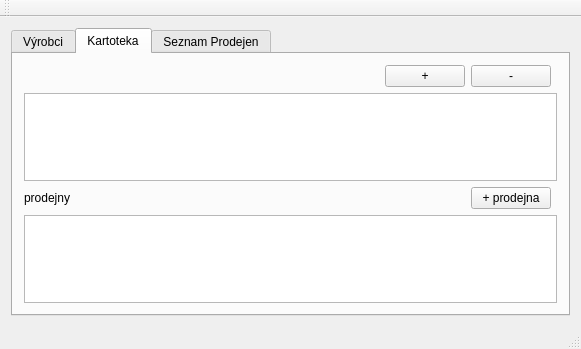
Before: the Qt Designer form DbaProjec/mainwindow.ui in Lizzardy/DatabazeQTMotorovepily, drawn with Qt 5.
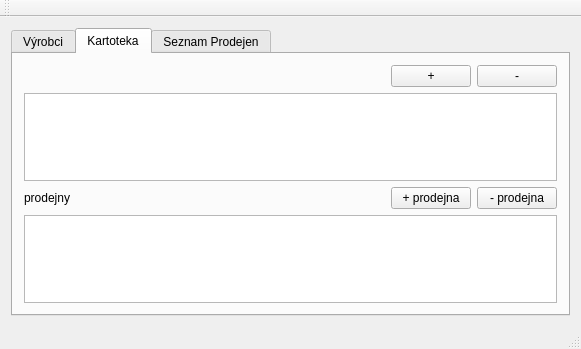
After: the same form once the commit is applied. The open tabs and pages were chosen to show the change.

Diff of the .ui file:
```diff
--- a/DbaProjec/mainwindow.ui
+++ b/DbaProjec/mainwindow.ui
@@ -63,20 +63,6 @@
         <string>Kartoteka</string>
        </attribute>
        <layout class="QGridLayout" name="gridLayout_4">
-        <item row="1" column="3">
-         <widget class="QPushButton" name="pushButton_4">
-          <property name="text">
-           <string>-</string>
-          </property>
-         </widget>
-        </item>
-        <item row="1" column="2">
-         <widget class="QPushButton" name="pushButton_3">
-          <property name="text">
-           <string>+</string>
-          </property>
-         </widget>
-        </item>
         <item row="1" column="0">
          <widget class="QLabel" name="label_2">
           <property name="text">
@@ -117,6 +103,27 @@
           </property>
          </widget>
         </item>
+        <item row="3" column="4">
+         <widget class="QPushButton" name="pushButton_9">
+          <property name="text">
+           <string>- prodejna</string>
+          </property>
+         </widget>
+        </item>
+        <item row="1" column="4">
+         <widget class="QPushButton" name="pushButton_4">
+          <property name="text">
+           <string>-</string>
+          </property>
+         </widget>
+        </item>
+        <item row="1" column="3">
+         <widget class="QPushButton" name="pushButton_3">
+          <property name="text">
+           <string>+</string>
+          </property>
+         </widget>
+        </item>
        </layout>
       </widget>
       <widget class="QWidget" name="tab_3">
```
Left out of the diff: 2 changed lines with no effect on the pictures.
